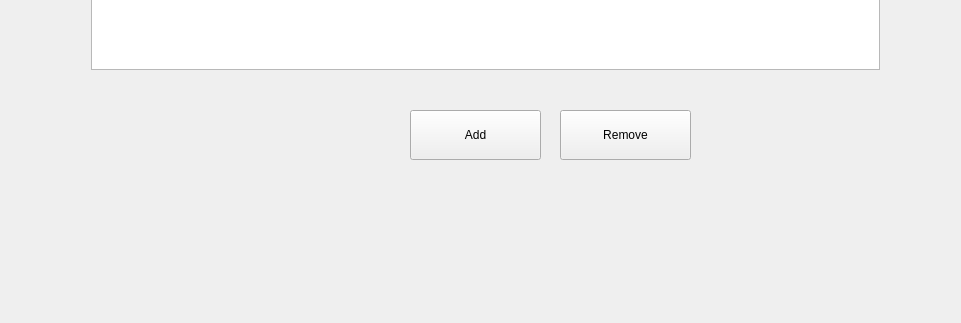
This is mainwindow.ui in Andr1iCh/DKR_OOP as Qt 5 draws it before an edit; both pictures show x 180 to 1141 and y 510 to 833 of the 1250 by 833 pixel window. The edited form follows.
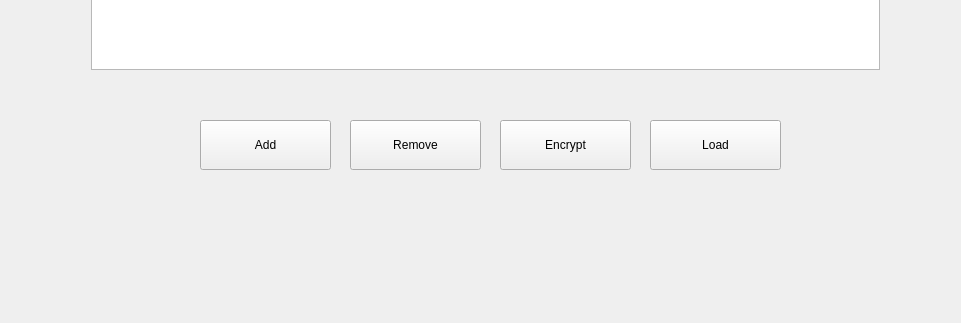
This is the edited form.

Commit message: + Encrypt/Decrypt tools in gui

The edit to the form file:
```diff
--- a/mainwindow.ui
+++ b/mainwindow.ui
@@ -50,10 +50,10 @@
    <widget class="QWidget" name="widget_2" native="true">
     <property name="geometry">
      <rect>
-      <x>320</x>
+      <x>260</x>
       <y>580</y>
-      <width>661</width>
-      <height>151</height>
+      <width>801</width>
+      <height>181</height>
      </rect>
     </property>
     <property name="sizePolicy">
@@ -77,8 +77,8 @@
     <widget class="QPushButton" name="btnAdd">
      <property name="geometry">
       <rect>
-       <x>270</x>
-       <y>40</y>
+       <x>120</x>
+       <y>50</y>
        <width>131</width>
        <height>50</height>
       </rect>
@@ -108,8 +108,8 @@
     <widget class="QPushButton" name="btnDelete">
      <property name="geometry">
       <rect>
-       <x>420</x>
-       <y>40</y>
+       <x>270</x>
+       <y>50</y>
        <width>131</width>
        <height>50</height>
       </rect>
@@ -136,6 +136,68 @@
       <string>Remove</string>
      </property>
     </widget>
+    <widget class="QPushButton" name="btnEncrypt">
+     <property name="geometry">
+      <rect>
+       <x>420</x>
+       <y>50</y>
+       <width>131</width>
+       <height>50</height>
+      </rect>
+     </property>
+     <property name="sizePolicy">
+      <sizepolicy hsizetype="Preferred" vsizetype="Preferred">
+       <horstretch>0</horstretch>
+       <verstretch>0</verstretch>
+      </sizepolicy>
+     </property>
+     <property name="minimumSize">
+      <size>
+       <width>5</width>
+       <height>2</height>
+      </size>
+     </property>
+     <property name="maximumSize">
+      <size>
+       <width>150</width>
+       <height>50</height>
+      </size>
+     </property>
+     <property name="text">
+      <string>Encrypt</string>
+     </property>
+    </widget>
+    <widget class="QPushButton" name="btnLoad">
+     <property name="geometry">
+      <rect>
+       <x>570</x>
+       <y>50</y>
+       <width>131</width>
+       <height>50</height>
+      </rect>
+     </property>
+     <property name="sizePolicy">
+      <sizepolicy hsizetype="Preferred" vsizetype="Preferred">
+       <horstretch>0</horstretch>
+       <verstretch>0</verstretch>
+      </sizepolicy>
+     </property>
+     <property name="minimumSize">
+      <size>
+       <width>5</width>
+       <height>2</height>
+      </size>
+     </property>
+     <property name="maximumSize">
+      <size>
+       <width>150</width>
+       <height>50</height>
+      </size>
+     </property>
+     <property name="text">
+      <string>Load</string>
+     </property>
+    </widget>
    </widget>
    <widget class="QWidget" name="widget" native="true">
     <property name="geometry">
```
The commit also changes 2 other files.
